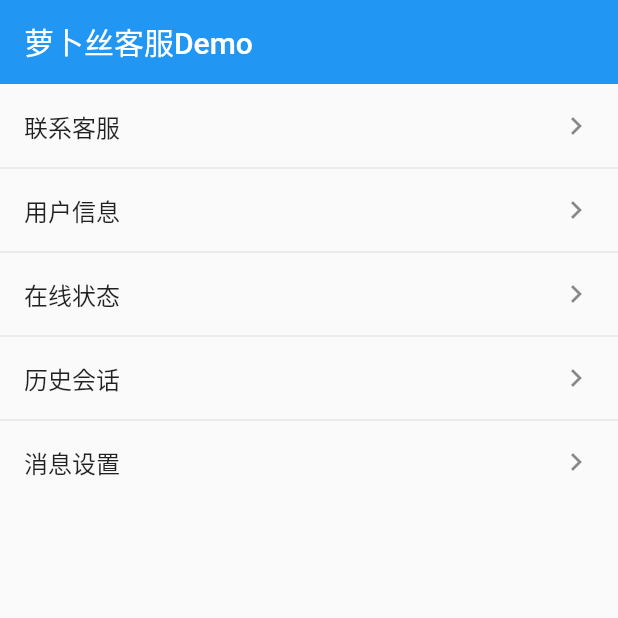
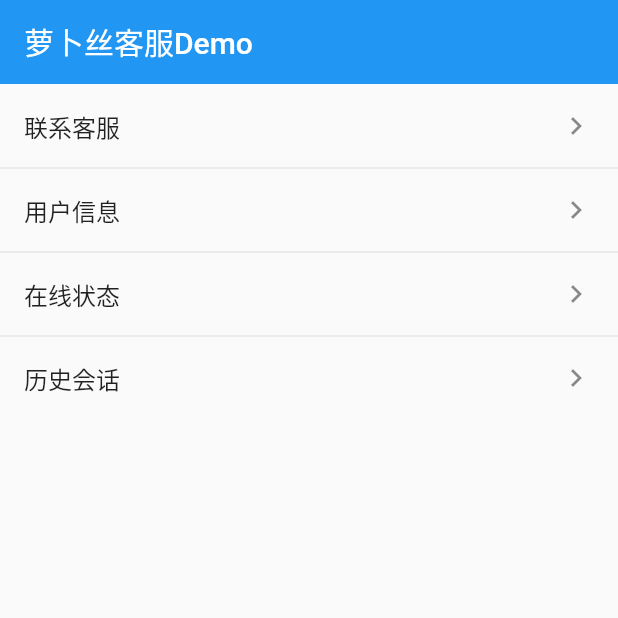
Before and after one commit to Bytedesk/bytedesk-flutter, a Flutter app: the screen it shows after launch, on a phone screen of 412 x 824 dp, the top half of it. Run offline on Flutter 3.47's test engine with Material 2 defaults, Android fonts, the phone set to English and light mode, and no system bars; our stand-ins replace fluttertoast; missing offline and left inert: bytedesk_kefu, list_tile_switch.

Commit message:
update to 0.1.1

```diff
--- a/bytedesk_demo/lib/main.dart
+++ b/bytedesk_demo/lib/main.dart
@@ -113,16 +113,16 @@ class _MyAppState extends State<MyApp> with WidgetsBindingObserver {
           //     // TODO: 意见反馈
           //   },
           // ),
-          ListTile(
-            title: Text('消息设置'),
-            trailing: Icon(Icons.keyboard_arrow_right),
-            onTap: () {
-              Navigator.of(context)
-                  .push(new MaterialPageRoute(builder: (context) {
-                return new SettingPage();
-              }));
-            },
-          )
+          // ListTile(
+          //   title: Text('消息设置'),
+          //   trailing: Icon(Icons.keyboard_arrow_right),
+          //   onTap: () {
+          //     Navigator.of(context)
+          //         .push(new MaterialPageRoute(builder: (context) {
+          //       return new SettingPage();
+          //     }));
+          //   },
+          // )
         ],
       ).toList()),
     );
--- a/bytedesk_demo/pubspec.yaml
+++ b/bytedesk_demo/pubspec.yaml
@@ -32,7 +32,7 @@ dependencies:
   # 消息设置switch https://pub.dev/packages/list_tile_switch
   list_tile_switch: ^0.0.2
   # https://pub.dev/packages/bytedesk_kefu
-  bytedesk_kefu: ^0.1.0
+  bytedesk_kefu: ^0.1.1
 
 
   # The following adds the Cupertino Icons font to your application.
```
Also changed, not shown: bytedesk_demo/status.jpeg (added), bytedesk_demo/userinfo.jpeg (added), 6 other files.
